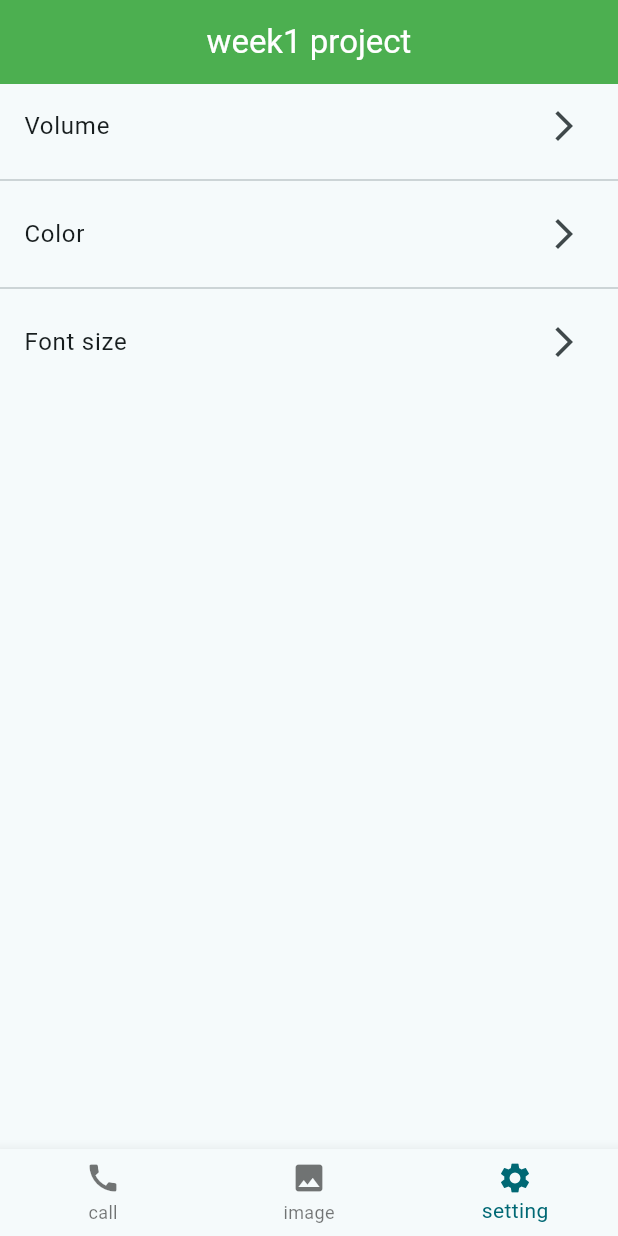
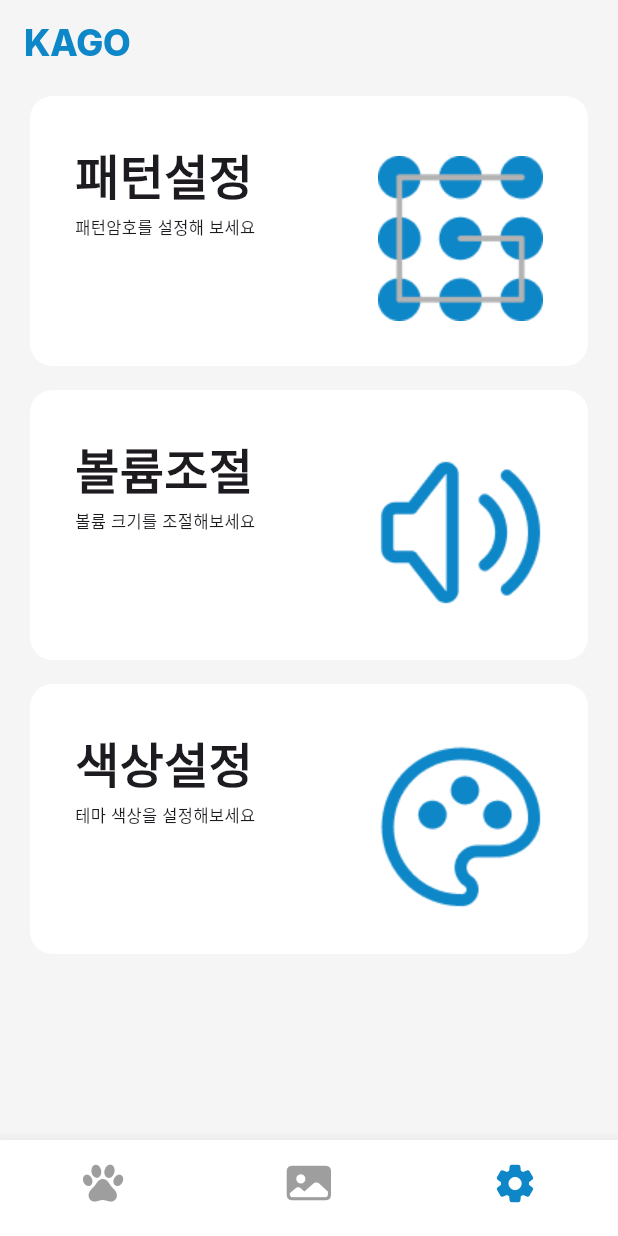
Before and after one commit to y-y41/madcamp_week1, a Flutter app: the screen it shows after launch, item 3 of the bottom bar chosen, on a phone screen of 412 x 824 dp. Run offline on Flutter 3.47's test engine with Material 3 defaults, Android fonts, the phone set to English and light mode, and no system bars; our stand-ins replace assets_audio_player, shared_preferences; missing offline and left inert: flutter_volume_controller; network calls fail.

```diff
--- a/lib/main.dart
+++ b/lib/main.dart
@@ -14,7 +14,8 @@ class MyApp extends StatelessWidget {
     return MaterialApp(
       title: 'Mad Camp',
       theme: ThemeData(
-        colorScheme: ColorScheme.fromSeed(seedColor: Colors.white),
+        fontFamily: 'NotoSans',
+        // colorScheme: ColorScheme.fromSeed(seedColor: Colors.white),
         useMaterial3: true,
       ),
       home: HomeScreen(),
--- a/lib/screens/home_screen.dart
+++ b/lib/screens/home_screen.dart
@@ -1,3 +1,4 @@
+import 'package:flutter/cupertino.dart';
 import 'package:flutter/material.dart';
 import 'package:madcamp_w1/screens/call_page.dart';
 import 'package:madcamp_w1/screens/image_list.dart';
@@ -43,26 +44,48 @@ class _HomeScreenState extends State<HomeScreen> {
   Widget build(BuildContext context) {
     return Scaffold(
       appBar: AppBar(
-        backgroundColor: GlobalVariables.appBarColor,
+        backgroundColor: index == 2 ? Color(0xFFF5F5F5) : Colors.white,
         title: Text(
-          'week1 project',
-          style: TextStyle(color: Colors.white),
+          'KAGO',
+          style: TextStyle(
+              color: Color(0xFF0E87C8),
+              fontSize: 24,
+              fontFamily: 'Inter',
+              fontWeight: FontWeight.w800),
         ),
-        centerTitle: true,
-        // shape: Border(bottom: BorderSide(color: Colors.grey, width: 1)),
       ),
-      body: pages[index],
+      body: Container(color: Colors.white, child: pages[index]),
       bottomNavigationBar: BottomNavigationBar(
+        backgroundColor: Colors.white,
         currentIndex: index,
         onTap: (value) {
           setState(() {
             index = value;
           });
         },
+        selectedItemColor: Color(0xFF0E87C8),
+        unselectedItemColor: Colors.grey,
+        showSelectedLabels: false,
+        showUnselectedLabels: false,
         items: [
-          BottomNavigationBarItem(icon: Icon(Icons.call), label: 'call'),
-          BottomNavigationBarItem(icon: Icon(Icons.image), label: 'image'),
-          BottomNavigationBarItem(icon: Icon(Icons.settings), label: 'setting')
+          BottomNavigationBarItem(
+              icon: Icon(
+                CupertinoIcons.paw_solid,
+                size: 30,
+              ),
+              label: ''),
+          BottomNavigationBarItem(
+              icon: Icon(
+                CupertinoIcons.photo_fill,
+                size: 30,
+              ),
+              label: ''),
+          BottomNavigationBarItem(
+              icon: Icon(
+                Icons.settings_rounded,
+                size: 30,
+              ),
+              label: '')
         ],
       ),
     );
--- a/lib/screens/tab_3.dart
+++ b/lib/screens/tab_3.dart
@@ -1,3 +1,6 @@
+import 'dart:ui';
+
+import 'package:flutter/cupertino.dart';
 import 'package:flutter/material.dart';
 import 'package:madcamp_w1/pages/font_size_page.dart';
 import 'package:madcamp_w1/pages/volume_random_page.dart';
@@ -8,35 +11,87 @@ class Tab3 extends StatelessWidget {
 
   @override
   Widget build(BuildContext context) {
-    return ListView(
-      children: [
-        ListTile(
-          title: Text('Volume'),
-          trailing: Icon(Icons.arrow_forward_ios),
-          onTap: () {
+    return Container(
+      color: Color(0xFFF5F5F5),
+      child: ListView(
+        padding: EdgeInsets.symmetric(horizontal: 20, vertical: 8),
+        children: [
+          customCard(context,
+              title: '패턴설정',
+              subtitle: '패턴암호를 설정해 보세요',
+              imagePath: 'assets/images/set_pattern.png', onTap: () {
             Navigator.push(context,
                 MaterialPageRoute(builder: (context) => VolumeRandomPage()));
-          },
+          }),
+          customCard(context,
+              title: '볼륨조절',
+              subtitle: '볼륨 크기를 조절해보세요',
+              imagePath: 'assets/images/set_volume.png', onTap: () {
+            Navigator.push(context,
+                MaterialPageRoute(builder: (context) => VolumeRandomPage()));
+          }),
+          customCard(context,
+              title: '색상설정',
+              subtitle: '테마 색상을 설정해보세요',
+              imagePath: 'assets/images/set_palette.png', onTap: () {
+            Navigator.push(context,
+                MaterialPageRoute(builder: (context) => VolumeRandomPage()));
+          })
+        ],
+      ),
+    );
+  }
+
+  Widget customCard(BuildContext context,
+      {required String title,
+      required String subtitle,
+      required String imagePath,
+      required VoidCallback onTap}) {
+    return GestureDetector(
+      onTap: onTap,
+      child: Container(
+        height: 180,
+        margin: EdgeInsets.only(bottom: 16),
+        padding: EdgeInsets.all(30),
+        decoration: BoxDecoration(
+          color: Colors.white,
+          borderRadius: BorderRadius.circular(15),
         ),
-        Divider(),
-        ListTile(
-          title: Text('Color'),
-          trailing: Icon(Icons.arrow_forward_ios),
-          onTap: () {
-            Navigator.push(context,
-                MaterialPageRoute(builder: (context) => RotatingBar()));
-          },
+        child: Row(
+          children: [
+            Column(
+              crossAxisAlignment: CrossAxisAlignment.start,
+              mainAxisAlignment: MainAxisAlignment.start,
+              children: [
+                Text(
+                  title,
+                  style: TextStyle(fontSize: 32, fontWeight: FontWeight.w700),
+                ),
+                SizedBox(
+                  height: 4,
+                ),
+                Text(
+                  subtitle,
+                  style: TextStyle(fontSize: 11, fontWeight: FontWeight.w400),
+                )
+              ],
+            ),
+            Spacer(),
+            Column(
+              crossAxisAlignment: CrossAxisAlignment.end,
+              mainAxisAlignment: MainAxisAlignment.end,
+              children: [
+                Image.asset(
+                  imagePath,
+                  width: 110,
+                  height: 110,
+                  fit: BoxFit.cover,
+                ),
+              ],
+            )
+          ],
         ),
-        Divider(),
-        ListTile(
-          title: Text('Font size'),
-          trailing: Icon(Icons.arrow_forward_ios),
-          onTap: () {
-            Navigator.push(context,
-                MaterialPageRoute(builder: (context) => FontSizePage()));
-          },
-        )
-      ],
+      ),
     );
   }
 }
```
Also changed, not shown: pubspec.yaml (+15 -0 lines), assets/fonts/Inter_18pt-ExtraBold.ttf (added), assets/images/set_palette.png (added), assets/images/set_pattern.png (added), assets/images/set_volume.png (added), pubspec.lock, 4 other files.
